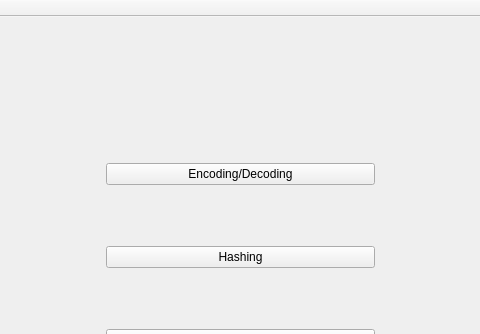
The window that Security_Project/mainwindow.ui (Surya-Pushpa/Mini_Security_Toolkit) describes before a commit, drawn with Qt 5; both pictures show x 105 to 585 and y 0 to 334 of the 700 by 700 pixel window.
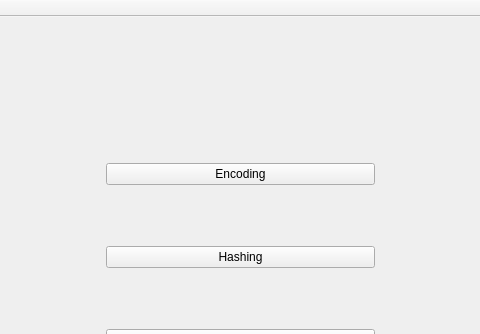
The same window after the commit.

What changed in the file:
```diff
--- a/Security_Project/mainwindow.ui
+++ b/Security_Project/mainwindow.ui
@@ -27,7 +27,7 @@
      <item>
       <widget class="QPushButton" name="encoding">
        <property name="text">
-        <string>Encoding/Decoding</string>
+        <string>Encoding</string>
        </property>
       </widget>
      </item>
```
